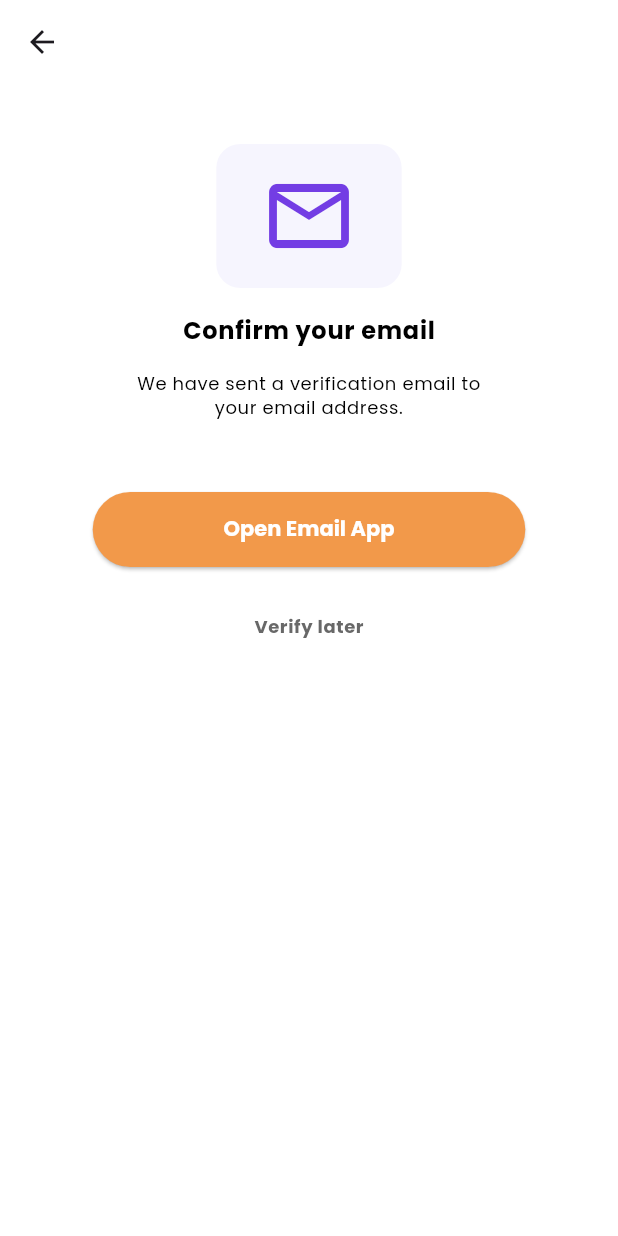
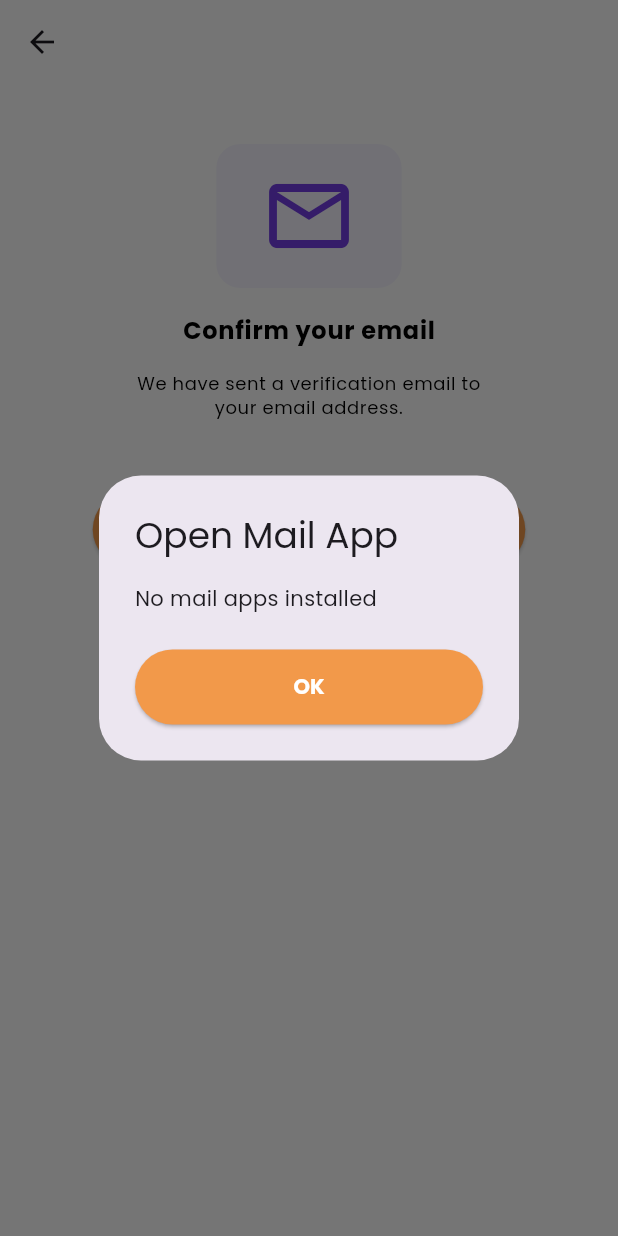
Before and after one commit to maherjaafar/nahkiw-flutter-podcast, a Flutter app: the ConfirmationEmailSentPage screen opened by its route, after a tap on "Open Email App", on a phone screen of 412 x 824 dp. Run offline on Flutter 3.47's test engine with Material 3 defaults, Android fonts, the phone set to English and light mode, and no system bars; our stand-ins replace flutter_riverpod, freezed_annotation, go_router, google_fonts, logger, riverpod_annotation; missing offline and left inert: flutter_email_validator, open_mail_app; generated files the repository leaves out were written again.

Commit message:
Implement open email app with the plugin

```diff
--- a/lib/src/features/authentication/presentation/pages/confirmation_email_sent_page.dart
+++ b/lib/src/features/authentication/presentation/pages/confirmation_email_sent_page.dart
@@ -1,12 +1,12 @@
 import 'package:first_episode/src/src.dart';
 import 'package:flutter/material.dart';
-import 'package:flutter_riverpod/flutter_riverpod.dart';
+import 'package:open_mail_app/open_mail_app.dart';
 
-class ConfirmationEmailSentPage extends ConsumerWidget {
+class ConfirmationEmailSentPage extends StatelessWidget {
   const ConfirmationEmailSentPage({Key? key}) : super(key: key);
 
   @override
-  Widget build(BuildContext context, WidgetRef ref) {
+  Widget build(BuildContext context) {
     final textTheme = context.textTheme;
     return Scaffold(
       appBar: AppBar(),
@@ -58,7 +58,29 @@
                   style: ElevatedButton.styleFrom(
                     minimumSize: Size(width * 0.7, 50),
                   ),
-                  onPressed: () {},
+                  onPressed: () async {
+                    // Android: Will open mail app or show native picker.
+                    // iOS: Will open mail app if single mail app found.
+                    var result = await OpenMailApp.openMailApp();
+
+                    // If no mail apps found, show error
+                    if (!result.didOpen && !result.canOpen) {
+                      showNoMailAppsDialog(context);
+
+                      // iOS: if multiple mail apps found, show dialog to select.
+                      // There is no native intent/default app system in iOS so
+                      // you have to do it yourself.
+                    } else if (!result.didOpen && result.canOpen) {
+                      showDialog(
+                        context: context,
+                        builder: (_) {
+                          return MailAppPickerDialog(
+                            mailApps: result.options,
+                          );
+                        },
+                      );
+                    }
+                  },
                   child: const Text('Open Email App'),
                 ),
                 FirstEpisodeClickableText(
@@ -75,4 +97,24 @@
       ),
     );
   }
+
+  void showNoMailAppsDialog(BuildContext context) {
+    showDialog(
+      context: context,
+      builder: (context) {
+        return AlertDialog(
+          title: const Text("Open Mail App"),
+          content: const Text("No mail apps installed"),
+          actions: <Widget>[
+            ElevatedButton(
+              child: const Text("OK"),
+              onPressed: () {
+                Navigator.pop(context);
+              },
+            )
+          ],
+        );
+      },
+    );
+  }
 }
--- a/pubspec.yaml
+++ b/pubspec.yaml
@@ -18,6 +18,7 @@
   # ... Utils ...
   flutter_email_validator: ^2.1.24
   logger: ^2.0.2+1
+  open_mail_app: ^0.4.5
   # ... Routing ...
   go_router: ^13.0.1
   # ... State management ...
```
Also changed, not shown: pubspec.lock, 7 other files.
